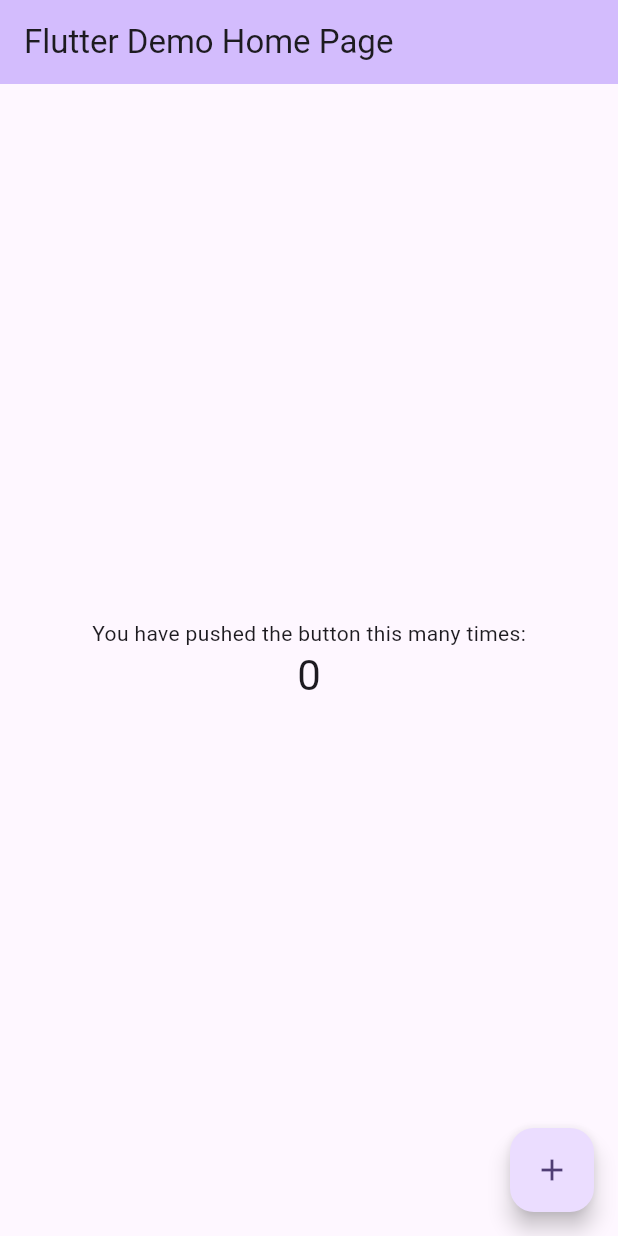
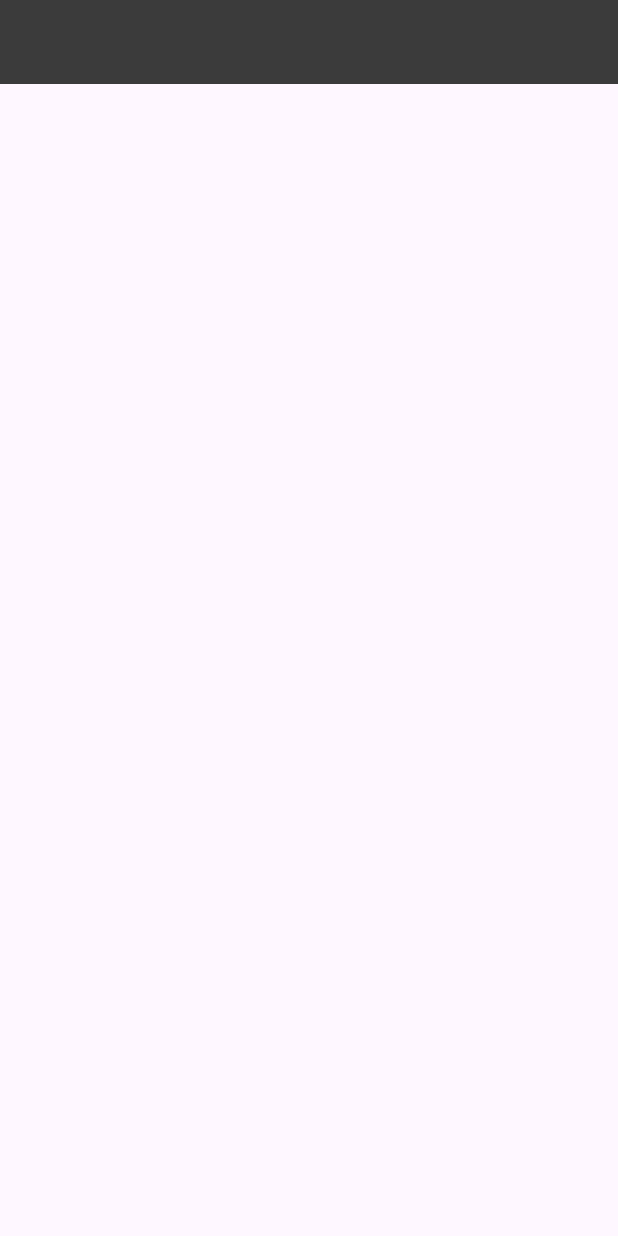
Before and after one commit to CodeBySubin/cyberpress, a Flutter app: the screen it shows after launch, on a phone screen of 412 x 824 dp. Run offline on Flutter 3.47's test engine with Material 3 defaults, Android fonts, the phone set to English and light mode, and no system bars; our stand-ins replace get.

Commit message:
App routes and constants are added

```diff
--- /dev/null
+++ b/lib/core/constants/app_colors.dart
@@ -0,0 +1,7 @@
+import 'package:flutter/material.dart';
+
+class AppColors {
+  static const Color blackColor = Color(0xFF000000);
+  static const Color whiteColor = Color(0XFFFFFFFF);
+  static const Color primaryColor = Color(0xFF3b3b3b);
+}
--- /dev/null
+++ b/lib/core/constants/app_strings.dart
@@ -0,0 +1,29 @@
+class AppStrings {
+  static const String appTitle = "HealthSync";
+
+  //////////////doctors//////////////////
+  static const String doctors = "Doctors";
+  static const String filterBy = "Filter by";
+  static const String gender = "Gender";
+  static const String male = "MALE";
+  static const String female = "FEMALE";
+  static const String others = "OTHERS";
+  static const String time = "TIME";
+  static const String submit = "SUBMIT";
+  static const String about = "About";
+
+  //////////////Book Appoinment//////////////////
+  static const String bookAnAppoinment = "BOOK AN APPOINTMENT";
+  static const String patientDetail = "Patient Details";
+  static const String doctorDetails = "Doctor Details";
+  static const String name = "Name";
+  static const String age = "Age";
+  static const String email = "Email";
+  static const String phone = "Phone";
+  static const String notes = "Notes";
+  static const String genaratePdfAndSend = "GENERATE PDF / SEND";
+
+  //////////////Pdf//////////////////
+  static const String pdfList = "PDF LIST";
+  static const String pdfView = "PDF VIEW";
+}
--- /dev/null
+++ b/lib/core/constants/constants.dart
@@ -0,0 +1,2 @@
+export'app_strings.dart';
+export 'app_colors.dart';
--- /dev/null
+++ b/lib/features/doctors/pages/doctor_list_page.dart
@@ -0,0 +1,11 @@
+import 'package:flutter/material.dart';
+import 'package:healthsync/core/constants/constants.dart';
+
+class DoctorListPage extends StatelessWidget {
+  const DoctorListPage({super.key});
+
+  @override
+  Widget build(BuildContext context) {
+    return Scaffold(appBar: AppBar(backgroundColor: AppColors.primaryColor));
+  }
+}
--- a/lib/main.dart
+++ b/lib/main.dart
@@ -1,4 +1,7 @@
 import 'package:flutter/material.dart';
+import 'package:get/get.dart';
+import 'package:healthsync/core/constants/app_strings.dart';
+import 'package:healthsync/routes/routes.dart';
 
 void main() {
   runApp(const MyApp());
@@ -6,117 +9,15 @@ void main() {
 
 class MyApp extends StatelessWidget {
   const MyApp({super.key});
-
-  // This widget is the root of your application.
   @override
   Widget build(BuildContext context) {
-    return MaterialApp(
-      title: 'Flutter Demo',
+    return GetMaterialApp(
+      title: AppStrings.appTitle,
       theme: ThemeData(
-        // This is the theme of your application.
-        //
-        // TRY THIS: Try running your application with "flutter run". You'll see
-        // the application has a purple toolbar. Then, without quitting the app,
-        // try changing the seedColor in the colorScheme below to Colors.green
-        // and then invoke "hot reload" (save your changes or press the "hot
-        // reload" button in a Flutter-supported IDE, or press "r" if you used
-        // the command line to start the app).
-        //
-        // Notice that the counter didn't reset back to zero; the application
-        // state is not lost during the reload. To reset the state, use hot
-        // restart instead.
-        //
-        // This works for code too, not just values: Most code changes can be
-        // tested with just a hot reload.
         colorScheme: ColorScheme.fromSeed(seedColor: Colors.deepPurple),
       ),
-      home: const MyHomePage(title: 'Flutter Demo Home Page'),
+      initialRoute: AppRouteNames.doctorDetails,
+      getPages: AppPages.routes,
     );
   }
 }
-
-class MyHomePage extends StatefulWidget {
-  const MyHomePage({super.key, required this.title});
-
-  // This widget is the home page of your application. It is stateful, meaning
-  // that it has a State object (defined below) that contains fields that affect
-  // how it looks.
-
-  // This class is the configuration for the state. It holds the values (in this
-  // case the title) provided by the parent (in this case the App widget) and
-  // used by the build method of the State. Fields in a Widget subclass are
-  // always marked "final".
-
-  final String title;
-
-  @override
-  State<MyHomePage> createState() => _MyHomePageState();
-}
-
-class _MyHomePageState extends State<MyHomePage> {
-  int _counter = 0;
-
-  void _incrementCounter() {
-    setState(() {
-      // This call to setState tells the Flutter framework that something has
-      // changed in this State, which causes it to rerun the build method below
-      // so that the display can reflect the updated values. If we changed
-      // _counter without calling setState(), then the build method would not be
-      // called again, and so nothing would appear to happen.
-      _counter++;
-    });
-  }
-
-  @override
-  Widget build(BuildContext context) {
-    // This method is rerun every time setState is called, for instance as done
-    // by the _incrementCounter method above.
-    //
-    // The Flutter framework has been optimized to make rerunning build methods
-    // fast, so that you can just rebuild anything that needs updating rather
-    // than having to individually change instances of widgets.
-    return Scaffold(
-      appBar: AppBar(
-        // TRY THIS: Try changing the color here to a specific color (to
-        // Colors.amber, perhaps?) and trigger a hot reload to see the AppBar
-        // change color while the other colors stay the same.
-        backgroundColor: Theme.of(context).colorScheme.inversePrimary,
-        // Here we take the value from the MyHomePage object that was created by
-        // the App.build method, and use it to set our appbar title.
-        title: Text(widget.title),
-      ),
-      body: Center(
-        // Center is a layout widget. It takes a single child and positions it
-        // in the middle of the parent.
-        child: Column(
-          // Column is also a layout widget. It takes a list of children and
-          // arranges them vertically. By default, it sizes itself to fit its
-          // children horizontally, and tries to be as tall as its parent.
-          //
-          // Column has various properties to control how it sizes itself and
-          // how it positions its children. Here we use mainAxisAlignment to
-          // center the children vertically; the main axis here is the vertical
-          // axis because Columns are vertical (the cross axis would be
-          // horizontal).
-          //
-          // TRY THIS: Invoke "debug painting" (choose the "Toggle Debug Paint"
-          // action in the IDE, or press "p" in the console), to see the
-          // wireframe for each widget.
-          mainAxisAlignment: MainAxisAlignment.center,
-          children: <Widget>[
-            const Text('You have pushed the button this many times:'),
-            Text(
-              '$_counter',
-              style: Theme.of(context).textTheme.headlineMedium,
-            ),
-          ],
-        ),
-      ),
-      floatingActionButton: FloatingActionButton(
-        onPressed: _incrementCounter,
-        tooltip: 'Increment',
-        child: const Icon(Icons.add),
-      ), // This trailing comma makes auto-formatting nicer for build methods.
-    );
-  }
-}
--- /dev/null
+++ b/lib/routes/app_route_names.dart
@@ -0,0 +1,4 @@
+abstract class AppRouteNames {
+  static const doctorDetails = '/doctor/details';
+  static const pdfViewer = '/pdf/viewer';
+}
--- /dev/null
+++ b/lib/routes/app_routes.dart
@@ -0,0 +1,12 @@
+import 'package:get/get.dart';
+import 'package:healthsync/features/doctors/pages/doctor_list_page.dart';
+import 'package:healthsync/routes/app_route_names.dart';
+
+class AppPages {
+  static final routes = [
+    GetPage(
+      name: AppRouteNames.doctorDetails,
+      page: () => const DoctorListPage(),
+    ),
+  ];
+}
--- /dev/null
+++ b/lib/routes/routes.dart
@@ -0,0 +1,2 @@
+export 'app_routes.dart';
+export 'app_route_names.dart';
--- a/pubspec.yaml
+++ b/pubspec.yaml
@@ -34,6 +34,7 @@ dependencies:
   # The following adds the Cupertino Icons font to your application.
   # Use with the CupertinoIcons class for iOS style icons.
   cupertino_icons: ^1.0.8
+  get: ^4.7.2
 
 dev_dependencies:
   flutter_test:
```
Also changed, not shown: pubspec.lock.
